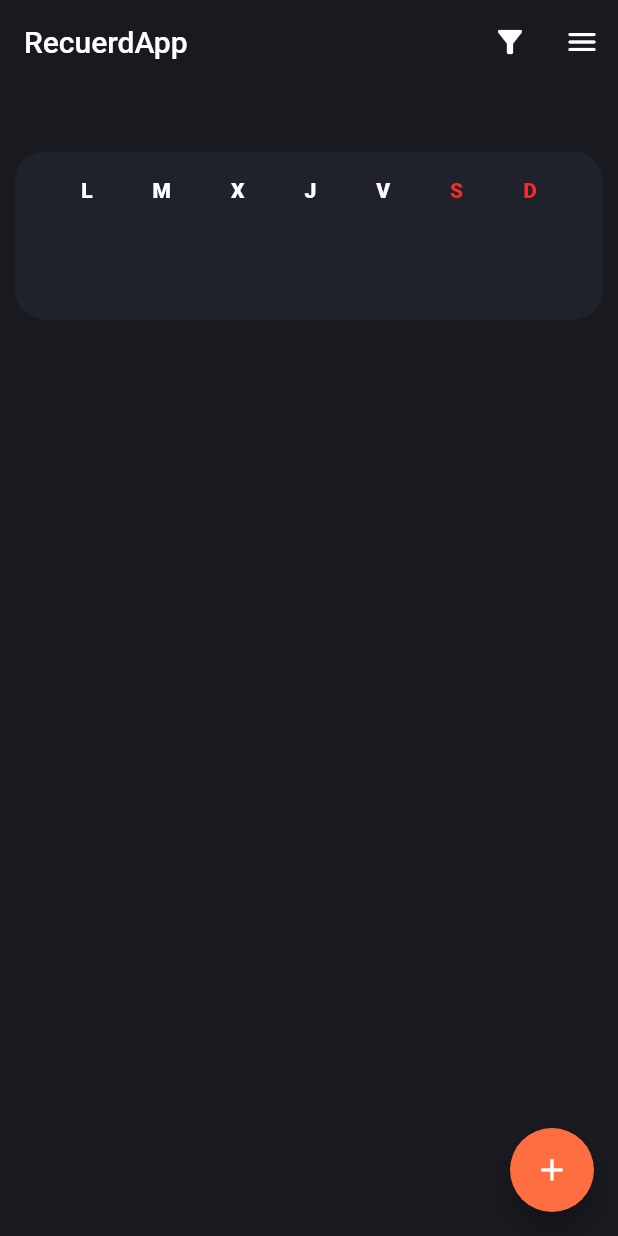
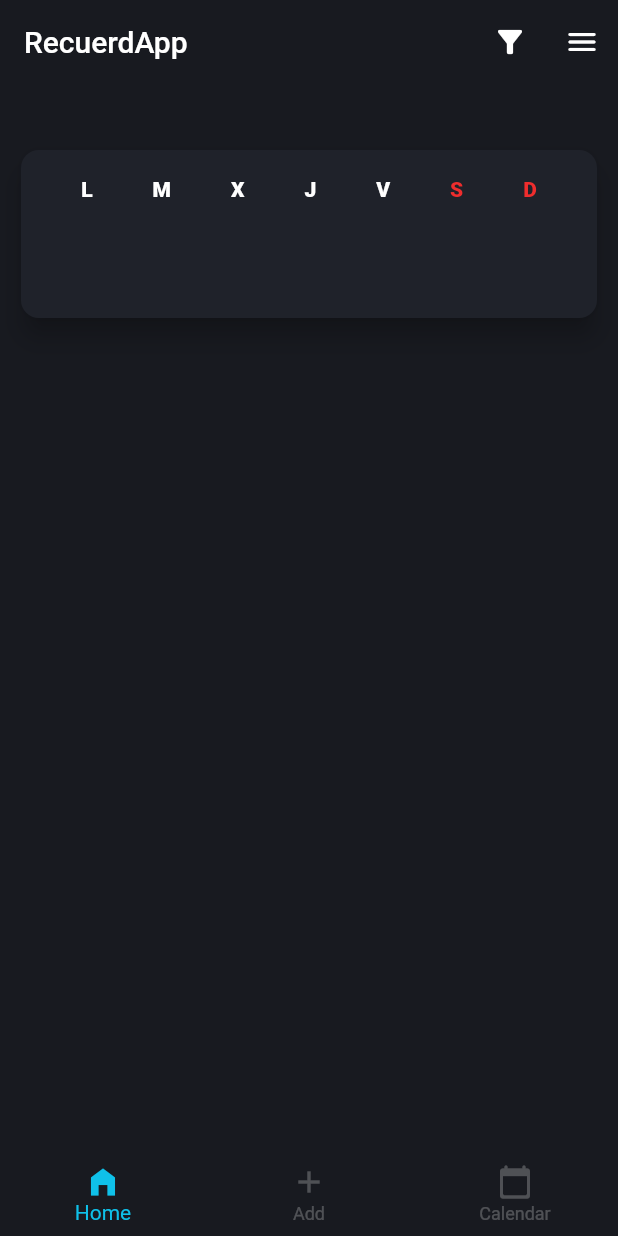
Before and after one commit to DNaranjoDev/recuerdapp, a Flutter app: the screen it shows after launch, on a phone screen of 412 x 824 dp. Run offline on Flutter 3.47's test engine with Material 2 defaults, Android fonts, the light colour scheme and no system bars.

Commit message:
Menu solo visual para prueas

```diff
--- a/lib/app/view/my_home_page/my_home_page.dart
+++ b/lib/app/view/my_home_page/my_home_page.dart
@@ -12,6 +12,8 @@ class MyHomePage extends StatefulWidget {
 }
 
 class _MyHomePageState extends State<MyHomePage> {
+
+  int selectedIndex = 0;
 
   @override
   Widget build(BuildContext context) {
@@ -28,17 +30,41 @@ class _MyHomePageState extends State<MyHomePage> {
       ),
       body: Column(
         children: const [
-          SizedBox(height: 45,),
-          WeeklyCalendar()
+          SizedBox(height: 40,),
+          WeeklyCalendar(),
+
         ],
       ),
 
-      floatingActionButton: FloatingActionButton(
-        onPressed: () {
-          // Add your onPressed code here!
+      bottomNavigationBar: BottomNavigationBar(
+        //DECORATION
+        selectedItemColor: const Color(0xFF0FC1E9),
+        unselectedItemColor: Colors.white24,
+
+        //LOGIC
+        currentIndex: selectedIndex,
+        onTap: (value){
+          setState(() {
+            selectedIndex = value;
+          });
         },
-        backgroundColor: Colors.deepOrangeAccent,
-        child: const Icon(Icons.add),
+        elevation: 0,
+        backgroundColor:const Color(0xFF181A20),
+        items: const [
+          BottomNavigationBarItem(
+            icon: Icon(Icons.home_filled),
+            label: 'Home',
+
+          ),
+          BottomNavigationBarItem(
+              icon: Icon(Icons.add),
+              label: 'Add',
+          ),
+          BottomNavigationBarItem(
+            icon: Icon(Icons.calendar_today_rounded),
+            label: 'Calendar',
+          ),
+        ],
       ),
     );
   }
--- a/lib/app/view/my_home_page/weekly_calendar.dart
+++ b/lib/app/view/my_home_page/weekly_calendar.dart
@@ -9,13 +9,15 @@ class WeeklyCalendar extends StatelessWidget {
   Widget build(BuildContext context) {
     return Padding(
       padding: const EdgeInsets.symmetric(horizontal: 10),
-      child: Container(
+      child: Card(
+        elevation: 7,
+        color: const Color(0xFF1F222A),
+        shape: const RoundedRectangleBorder(
+          borderRadius: BorderRadius.all(Radius.circular(12)),
+        ),
+        child: SizedBox(
             width: 407,
             height: 112,
-          decoration: const BoxDecoration(
-            color: Color(0xFF1F222A),
-            borderRadius: BorderRadius.all(Radius.circular(20)),
-          ),
           child: Padding(
             padding: const EdgeInsets.only(top: 18,),
             child: Row(
@@ -36,6 +38,7 @@ class WeeklyCalendar extends StatelessWidget {
                 SizedBox(width: 40,),
                 _TypeCalendar('D', color: Color(0xFFEF2D2D),),
               ],
+            ),
           ),
         ),
       ),
```
Lines whose indentation alone changed are shown as unchanged.
